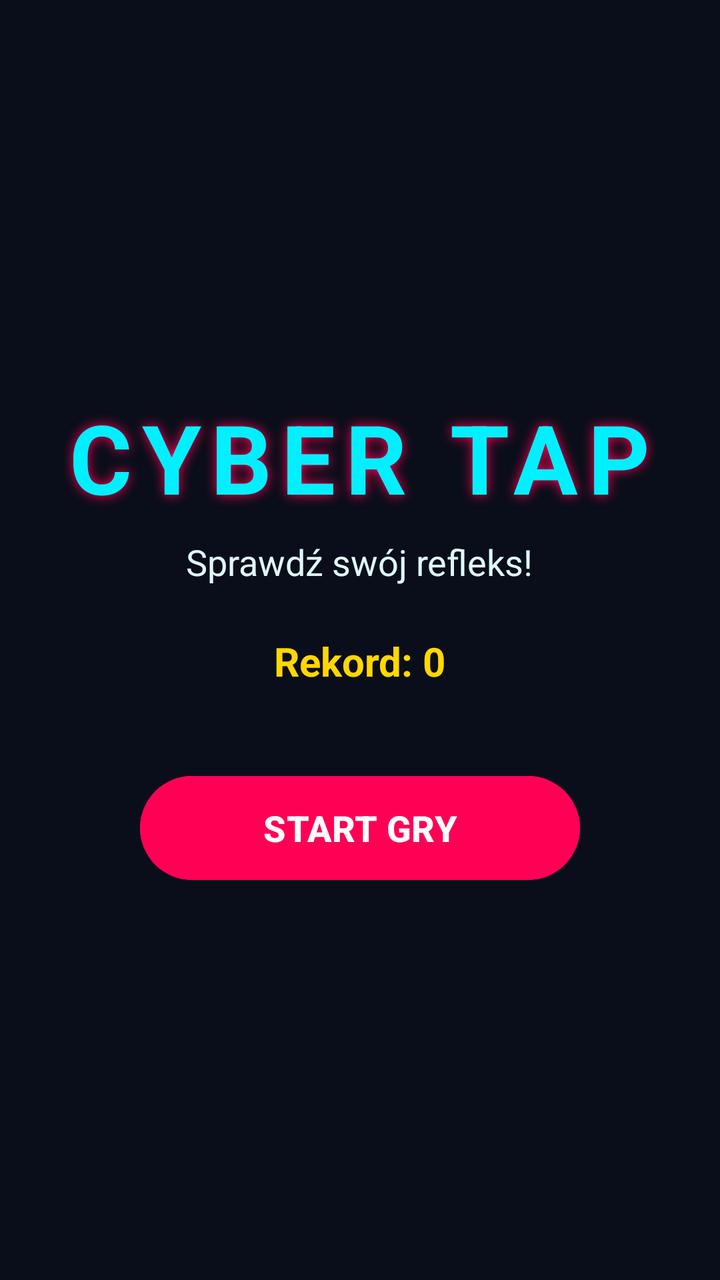
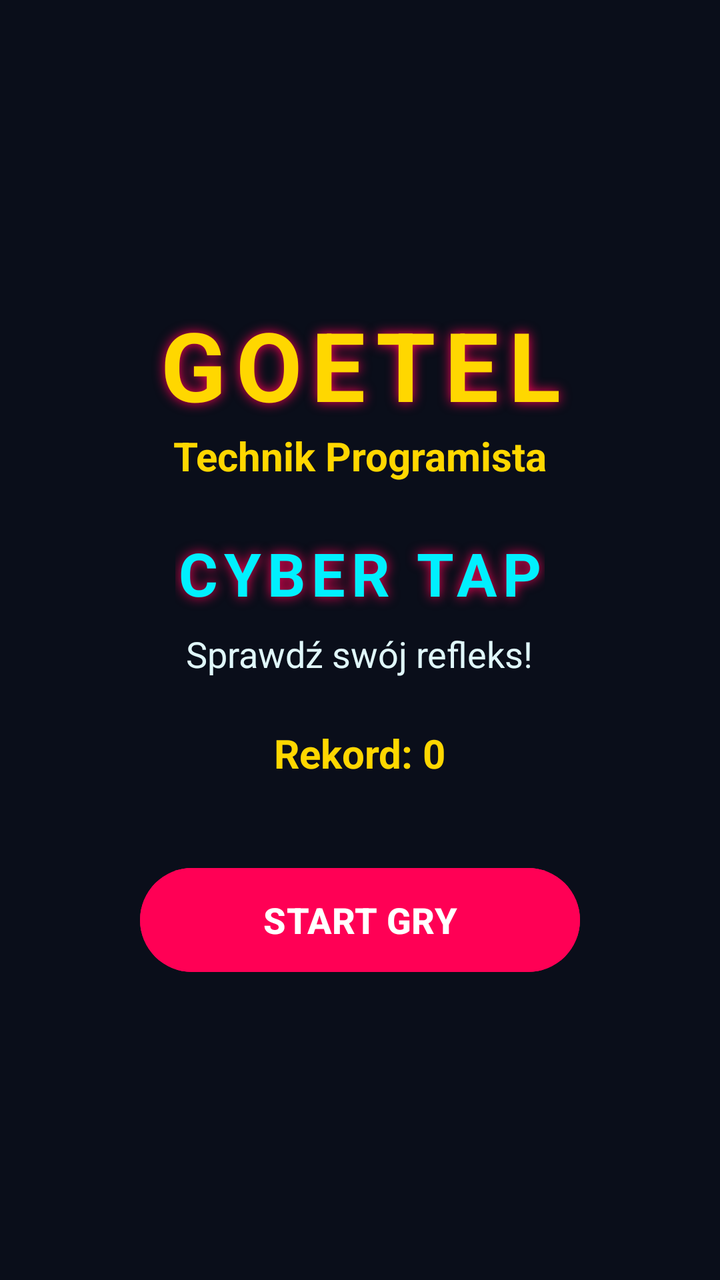

Compare the two renders of this Android layout. The source of the first and the diff that turns it into the second are given below.
<!-- AndroidManifest.xml: application theme Theme.Scroll -->
<!-- res/layout/activity_main.xml -->
<?xml version="1.0" encoding="utf-8"?>
<androidx.constraintlayout.widget.ConstraintLayout xmlns:android="http://schemas.android.com/apk/res/android"
    xmlns:app="http://schemas.android.com/apk/res-auto"
    xmlns:tools="http://schemas.android.com/tools"
    android:id="@+id/main"
    android:layout_width="match_parent"
    android:layout_height="match_parent"
    android:background="@color/cyber_bg"
    tools:context=".MainActivity">


    
    <LinearLayout
        android:id="@+id/startScreenLayout"
        android:layout_width="match_parent"
        android:layout_height="wrap_content"
        android:gravity="center"
        android:orientation="vertical"
        android:padding="24dp"
        app:layout_constraintBottom_toBottomOf="parent"
        app:layout_constraintTop_toTopOf="parent">

        <TextView
            android:layout_width="wrap_content"
            android:layout_height="wrap_content"
            android:letterSpacing="0.1"
            android:shadowColor="@color/cyber_pink"
            android:shadowDx="0"
            android:shadowDy="0"
            android:shadowRadius="15"
            android:text="@string/game_title"
            android:textColor="@color/cyber_cyan"
            android:textSize="48sp"
            android:textStyle="bold" />

        <TextView
            android:layout_width="wrap_content"
            android:layout_height="wrap_content"
            android:layout_marginTop="8dp"
            android:text="@string/game_subtitle"
            android:textColor="@color/cyber_text"
            android:textSize="18sp" />

        <TextView
            android:id="@+id/tvStartHighScore"
            android:layout_width="wrap_content"
            android:layout_height="wrap_content"
            android:layout_marginTop="24dp"
            android:text="Rekord: 0"
            android:textColor="@color/cyber_yellow"
            android:textSize="20sp"
            android:textStyle="bold" />

        <Button
            android:id="@+id/btnStartGame"
            android:layout_width="220dp"
            android:layout_height="60dp"
            android:layout_marginTop="40dp"
            android:backgroundTint="@color/cyber_pink"
            android:text="@string/start_game"
            android:textColor="@color/white"
            android:textSize="18sp"
            android:textStyle="bold" />
    </LinearLayout>

    
    <androidx.constraintlayout.widget.ConstraintLayout
        android:id="@+id/gameplayLayout"
        android:layout_width="match_parent"
        android:layout_height="match_parent"
        android:padding="16dp"
        android:visibility="gone">

        
        <LinearLayout
            android:id="@+id/hudLayout"
            android:layout_width="match_parent"
            android:layout_height="wrap_content"
            android:orientation="horizontal"
            android:weightSum="3"
            app:layout_constraintTop_toTopOf="parent">

            <TextView
                android:id="@+id/tvScore"
                android:layout_width="0dp"
                android:layout_height="wrap_content"
                android:layout_weight="1"
                android:text="Wynik: 0"
                android:textColor="@color/cyber_cyan"
                android:textSize="18sp"
                android:textStyle="bold" />

            <TextView
                android:id="@+id/tvCombo"
                android:layout_width="0dp"
                android:layout_height="wrap_content"
                android:layout_weight="1"
                android:gravity="center"
                android:text="COMBO x1"
                android:textColor="@color/cyber_yellow"
                android:textSize="16sp"
                android:textStyle="bold" />

            <TextView
                android:id="@+id/tvTimer"
                android:layout_width="0dp"
                android:layout_height="wrap_content"
                android:layout_weight="1"
                android:gravity="end"
                android:text="Czas: 30s"
                android:textColor="@color/cyber_pink"
                android:textSize="18sp"
                android:textStyle="bold" />
        </LinearLayout>

        
        <androidx.gridlayout.widget.GridLayout
            android:id="@+id/targetGrid"
            android:layout_width="0dp"
            android:layout_height="0dp"
            android:layout_margin="16dp"
            app:columnCount="3"
            app:layout_constraintBottom_toBottomOf="parent"
            app:layout_constraintLeft_toLeftOf="parent"
            app:layout_constraintRight_toRightOf="parent"
            app:layout_constraintTop_toBottomOf="@id/hudLayout"
            app:rowCount="3">

            
            <Button
                android:id="@+id/cell_0"
                android:layout_width="0dp"
                android:layout_height="0dp"
                android:layout_margin="6dp"
                android:backgroundTint="@color/cyber_surface"
                app:layout_columnWeight="1"
                app:layout_rowWeight="1" />

            <Button
                android:id="@+id/cell_1"
                android:layout_width="0dp"
                android:layout_height="0dp"
                android:layout_margin="6dp"
                android:backgroundTint="@color/cyber_surface"
                app:layout_columnWeight="1"
                app:layout_rowWeight="1" />

            <Button
                android:id="@+id/cell_2"
                android:layout_width="0dp"
                android:layout_height="0dp"
                android:layout_margin="6dp"
                android:backgroundTint="@color/cyber_surface"
                app:layout_columnWeight="1"
                app:layout_rowWeight="1" />

            <Button
                android:id="@+id/cell_3"
                android:layout_width="0dp"
                android:layout_height="0dp"
                android:layout_margin="6dp"
                android:backgroundTint="@color/cyber_surface"
                app:layout_columnWeight="1"
                app:layout_rowWeight="1" />

            <Button
                android:id="@+id/cell_4"
                android:layout_width="0dp"
                android:layout_height="0dp"
                android:layout_margin="6dp"
                android:backgroundTint="@color/cyber_surface"
                app:layout_columnWeight="1"
                app:layout_rowWeight="1" />

            <Button
                android:id="@+id/cell_5"
                android:layout_width="0dp"
                android:layout_height="0dp"
                android:layout_margin="6dp"
                android:backgroundTint="@color/cyber_surface"
                app:layout_columnWeight="1"
                app:layout_rowWeight="1" />

            <Button
                android:id="@+id/cell_6"
                android:layout_width="0dp"
                android:layout_height="0dp"
                android:layout_margin="6dp"
                android:backgroundTint="@color/cyber_surface"
                app:layout_columnWeight="1"
                app:layout_rowWeight="1" />

            <Button
                android:id="@+id/cell_7"
                android:layout_width="0dp"
                android:layout_height="0dp"
                android:layout_margin="6dp"
                android:backgroundTint="@color/cyber_surface"
                app:layout_columnWeight="1"
                app:layout_rowWeight="1" />

            <Button
                android:id="@+id/cell_8"
                android:layout_width="0dp"
                android:layout_height="0dp"
                android:layout_margin="6dp"
                android:backgroundTint="@color/cyber_surface"
                app:layout_columnWeight="1"
                app:layout_rowWeight="1" />

        </androidx.gridlayout.widget.GridLayout>

    </androidx.constraintlayout.widget.ConstraintLayout>

    
    <LinearLayout
        android:id="@+id/gameOverLayout"
        android:layout_width="match_parent"
        android:layout_height="wrap_content"
        android:gravity="center"
        android:orientation="vertical"
        android:padding="24dp"
        android:visibility="gone"
        app:layout_constraintBottom_toBottomOf="parent"
        app:layout_constraintTop_toTopOf="parent">

        <TextView
            android:layout_width="wrap_content"
            android:layout_height="wrap_content"
            android:text="@string/game_over"
            android:textColor="@color/cyber_pink"
            android:textSize="36sp"
            android:textStyle="bold" />

        <TextView
            android:id="@+id/tvFinalScore"
            android:layout_width="wrap_content"
            android:layout_height="wrap_content"
            android:layout_marginTop="16dp"
            android:text="Twój wynik: 0"
            android:textColor="@color/cyber_text"
            android:textSize="24sp" />

        <TextView
            android:id="@+id/tvNewRecord"
            android:layout_width="wrap_content"
            android:layout_height="wrap_content"
            android:layout_marginTop="8dp"
            android:text="NOWY REKORD!"
            android:textColor="@color/cyber_yellow"
            android:textSize="20sp"
            android:textStyle="bold"
            android:visibility="gone" />

        <Button
            android:id="@+id/btnPlayAgain"
            android:layout_width="220dp"
            android:layout_height="60dp"
            android:layout_marginTop="32dp"
            android:backgroundTint="@color/cyber_cyan"
            android:text="@string/play_again"
            android:textColor="@color/black"
            android:textSize="18sp"
            android:textStyle="bold" />
    </LinearLayout>

</androidx.constraintlayout.widget.ConstraintLayout>
<!-- resources referenced by this layout -->
<resources>
  <color name="black">#FF000000</color>
  <color name="cyber_bg">#FF0A0E1A</color>
  <color name="cyber_cyan">#FF00F0FF</color>
  <color name="cyber_pink">#FFFF0055</color>
  <color name="cyber_surface">#FF161B2E</color>
  <color name="cyber_text">#FFE0F7FA</color>
  <color name="cyber_yellow">#FFFFD700</color>
  <color name="white">#FFFFFFFF</color>
  <string name="game_over">KONIEC GRY!</string>
  <string name="game_subtitle">Sprawdź swój refleks!</string>
  <string name="game_title">CYBER TAP</string>
  <string name="play_again">ZAGRAJ PONOWNIE</string>
  <string name="start_game">START GRY</string>
  <style name="Theme.Scroll" parent="Base.Theme.Scroll" />
  <style name="Base.Theme.Scroll" parent="Theme.Material3.DayNight.NoActionBar">
          
          
      </style>
</resources>

<!-- the commit's change to res/layout/activity_main.xml (unified diff, before → after) -->
@@ -21,6 +21,32 @@
         app:layout_constraintTop_toTopOf="parent">
 
         <TextView
+            android:id="@+id/textView"
+            android:layout_width="match_parent"
+            android:layout_height="wrap_content"
+            android:text="GOETEL"
+            android:letterSpacing="0.1"
+            android:shadowColor="@color/cyber_pink"
+            android:shadowDx="0"
+            android:shadowDy="0"
+            android:shadowRadius="15"
+            android:textSize="48sp"
+            android:textColor="@color/cyber_yellow"
+            android:textStyle="bold"
+            android:gravity="center"/>
+
+        <TextView
+            android:id="@+id/textView2"
+            android:layout_width="match_parent"
+            android:layout_height="wrap_content"
+            android:text="Technik Programista"
+            android:gravity="center"
+            android:textColor="@color/cyber_yellow"
+            android:textSize="20sp"
+            android:textStyle="bold"
+            android:layout_marginBottom="25dp"/>
+
+        <TextView
             android:layout_width="wrap_content"
             android:layout_height="wrap_content"
             android:letterSpacing="0.1"
@@ -30,7 +56,7 @@
             android:shadowRadius="15"
             android:text="@string/game_title"
             android:textColor="@color/cyber_cyan"
-            android:textSize="48sp"
+            android:textSize="30sp"
             android:textStyle="bold" />
 
         <TextView
